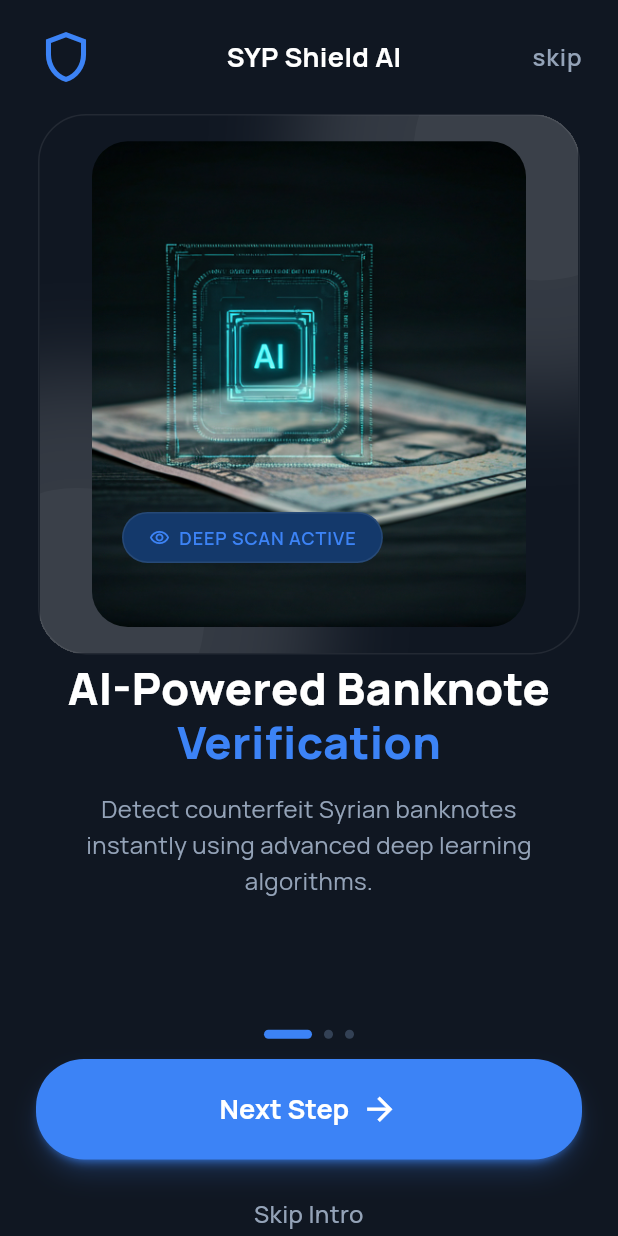
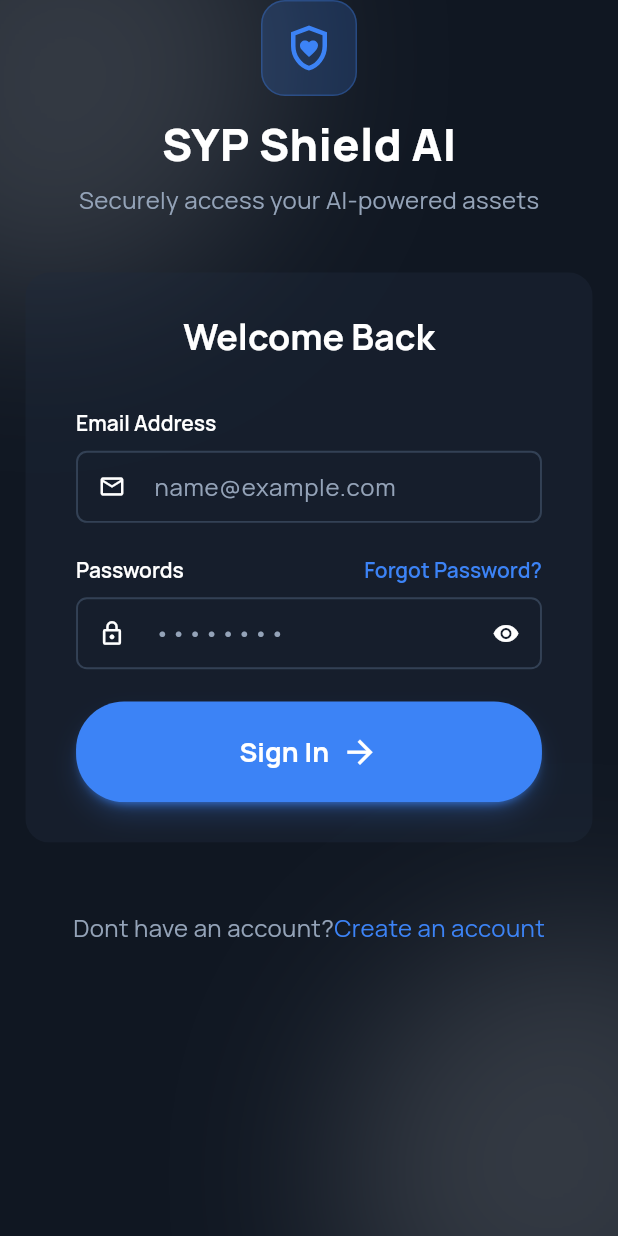
Before and after one commit to Ahmad230798/Syrian-currency, a Flutter app: the screen it shows after launch, on a phone screen of 412 x 824 dp. Run offline on Flutter 3.47's test engine with Material 3 defaults, Android fonts, the phone set to English and light mode, and no system bars; our stand-ins replace flutter_screenutil, flutter_svg; missing offline and left inert: dart:ffi.

Commit message:
first commit

```diff
--- a/lib/core/constants/app_colore.dart
+++ b/lib/core/constants/app_colore.dart
@@ -5,5 +5,7 @@ class AppColore {
   static const Color blue = Color(0xff3C83F6);
   static const Color shadowColor = Color(0x403C83F6);
   static const Color grayText = Color(0xff94A3B8);
+  static const Color blureColor = Color(0xff1E293B);
+
   static const backGroundColor = Color(0xff101722);
 }
--- a/lib/core/constants/app_text_style.dart
+++ b/lib/core/constants/app_text_style.dart
@@ -24,6 +24,14 @@ class AppTextStyle {
     height: 16 / 12,
     letterSpacing: 0.6,
   );
+  static const font24bold = TextStyle(
+    fontFamily: 'Manrope',
+    fontSize: 24,
+    fontWeight: FontWeight.w700,
+    color: Colors.white,
+    height: 32 / 24,
+    letterSpacing: 0,
+  );
   static const font30extraBold = TextStyle(
     fontFamily: 'Manrope',
     fontSize: 30,
--- /dev/null
+++ b/lib/core/routing/app_route.dart
@@ -0,0 +1,21 @@
+import 'package:flutter/material.dart';
+import 'package:syrian_currency/core/routing/routes.dart';
+import 'package:syrian_currency/feature/auth/pages/login_screen.dart';
+import 'package:syrian_currency/feature/onbording/page_cntroller.dart';
+
+class AppRoute {
+  Route generateRoute(RouteSettings settings) {
+    switch (settings.name) {
+      case Routes.pageCntroller:
+        return MaterialPageRoute(builder: (_) => PageCntroller());
+      case Routes.logIn:
+        return MaterialPageRoute(builder: (_) => LoginScreen());
+      default:
+        return MaterialPageRoute(
+          builder: (_) => Scaffold(
+            body: Center(child: Text('No route defined for ${settings.name}')),
+          ),
+        );
+    }
+  }
+}
--- /dev/null
+++ b/lib/core/routing/routes.dart
@@ -0,0 +1,4 @@
+class Routes {
+  static const String pageCntroller = '/pageCntroller';
+  static const String logIn = '/logIn';
+}
--- /dev/null
+++ b/lib/core/widgets/app_text_form_field.dart
@@ -0,0 +1,86 @@
+import 'package:flutter/material.dart';
+import 'package:flutter_screenutil/flutter_screenutil.dart';
+import 'package:syrian_currency/core/constants/app_colore.dart';
+import 'package:syrian_currency/core/constants/app_text_style.dart';
+
+class AppTextFormField extends StatelessWidget {
+  final Color? fillColor;
+  final Color? focusColor;
+  final EdgeInsetsGeometry? contentPadding;
+  final InputBorder? focusedBorder;
+  final InputBorder? enabledBorder;
+  final TextStyle? hintStyle;
+  final String hinttText;
+  final bool? isObscureText;
+  final Widget? suffixIcone;
+  final Widget? prefixIcone;
+  final ValueChanged<String>? onChanged;
+  final TextEditingController? controller;
+  final String? Function(String?)? validator;
+  final int? linesCount;
+  final bool? isFilled;
+  const AppTextFormField({
+    super.key,
+    required this.hinttText,
+    this.isObscureText,
+    this.suffixIcone,
+    this.onChanged,
+    this.contentPadding,
+    this.focusedBorder,
+    this.enabledBorder,
+    this.hintStyle,
+    this.controller,
+    this.validator,
+    this.linesCount,
+    this.fillColor,
+    this.focusColor,
+    this.isFilled,
+    this.prefixIcone,
+  });
+
+  @override
+  Widget build(BuildContext context) {
+    return TextFormField(
+      maxLines: (isObscureText ?? false) ? 1 : (linesCount ?? 1),
+      onChanged: onChanged,
+      validator: validator,
+      controller: controller,
+      decoration: InputDecoration(
+        filled: isFilled,
+        fillColor: fillColor,
+
+        isDense: true,
+        contentPadding:
+            contentPadding ??
+            EdgeInsets.symmetric(horizontal: 20.w, vertical: 10.h),
+        focusedBorder:
+            focusedBorder ??
+            OutlineInputBorder(
+              borderSide: const BorderSide(
+                color: AppColore.grayText,
+                width: 1.3,
+              ),
+              borderRadius: BorderRadius.circular(8.r),
+            ),
+        enabledBorder:
+            enabledBorder ??
+            OutlineInputBorder(
+              borderSide: const BorderSide(color: AppColore.gray, width: 1.3),
+              borderRadius: BorderRadius.circular(8.r),
+            ),
+        errorBorder: OutlineInputBorder(
+          borderSide: const BorderSide(color: Colors.red, width: 1.3),
+          borderRadius: BorderRadius.circular(8.r),
+        ),
+        hintStyle:
+            hintStyle ??
+            AppTextStyle.font16medium.copyWith(fontWeight: FontWeight.w400),
+        hintText: hinttText,
+        suffixIcon: suffixIcone,
+        prefixIcon: prefixIcone,
+      ),
+      obscureText: isObscureText ?? false,
+      style: AppTextStyle.font16medium.copyWith(fontWeight: FontWeight.w400),
+    );
+  }
+}
--- /dev/null
+++ b/lib/feature/auth/pages/login_screen.dart
@@ -0,0 +1,111 @@
+import 'dart:ui';
+
+import 'package:flutter/material.dart';
+import 'package:flutter_screenutil/flutter_screenutil.dart';
+import 'package:flutter_svg/flutter_svg.dart';
+import 'package:syrian_currency/core/constants/app_colore.dart';
+import 'package:syrian_currency/core/constants/app_text_style.dart';
+import 'package:syrian_currency/feature/auth/widgets/login_form.dart';
+
+class LoginScreen extends StatelessWidget {
+  const LoginScreen({super.key});
+
+  @override
+  Widget build(BuildContext context) {
+    return Scaffold(
+      body: Stack(
+        children: [
+          Positioned(top: -60, left: -60, child: _glow()),
+          Positioned(bottom: -60, right: -60, child: _glow()),
+          SafeArea(
+            child: Padding(
+              padding: EdgeInsets.symmetric(horizontal: 16.w),
+              child: Column(
+                children: [
+                  SvgPicture.asset("assets/svgs/logo.svg"),
+                  SizedBox(height: 16.h),
+                  Text("SYP Shield AI", style: AppTextStyle.font30extraBold),
+                  SizedBox(height: 8.h),
+                  Text(
+                    "Securely access your AI-powered assets",
+                    style: AppTextStyle.font16medium.copyWith(
+                      fontWeight: FontWeight.w400,
+                    ),
+                  ),
+                  SizedBox(height: 40.h),
+                  ClipRRect(
+                    borderRadius: BorderRadiusGeometry.circular(18.r),
+                    child: BackdropFilter(
+                      filter: ImageFilter.blur(sigmaX: 12, sigmaY: 12),
+                      child: Container(
+                        width: 1.sw,
+
+                        color: AppColore.blureColor.withOpacity(0.4),
+                        child: Padding(
+                          padding: EdgeInsets.symmetric(
+                            horizontal: 32.w,
+                            vertical: 30.h,
+                          ),
+                          child: Column(
+                            crossAxisAlignment: CrossAxisAlignment.center,
+                            children: [
+                              Text(
+                                "Welcome Back",
+                                style: AppTextStyle.font24bold,
+                              ),
+                              SizedBox(height: 32),
+                              LogInForm(),
+                            ],
+                          ),
+                        ),
+                      ),
+                    ),
+                  ),
+                  SizedBox(height: 50.h),
+                  Row(
+                    mainAxisAlignment: MainAxisAlignment.center,
+                    children: [
+                      Text(
+                        "Dont have an account?",
+                        style: AppTextStyle.font16medium.copyWith(
+                          fontWeight: FontWeight.w400,
+                        ),
+                      ),
+                      InkWell(
+                        child: Text(
+                          "Create an account",
+                          style: AppTextStyle.font16medium.copyWith(
+                            fontWeight: FontWeight.w400,
+                            color: AppColore.blue,
+                          ),
+                        ),
+                      ),
+                    ],
+                  ),
+                ],
+              ),
+            ),
+          ),
+        ],
+      ),
+    );
+  }
+}
+
+Widget _glow() {
+  return Container(
+    width: 170,
+    height: 200,
+    decoration: BoxDecoration(
+      shape: BoxShape.circle,
+      color: Colors.white.withOpacity(0.00),
+      boxShadow: [
+        BoxShadow(
+          color: Colors.white.withOpacity(0.15),
+          blurRadius: 100,
+          spreadRadius: 80,
+        ),
+      ],
+    ),
+  );
+}
--- /dev/null
+++ b/lib/feature/auth/widgets/login_form.dart
@@ -0,0 +1,88 @@
+import 'dart:ffi';
+
+import 'package:flutter/material.dart';
+import 'package:flutter_screenutil/flutter_screenutil.dart';
+import 'package:syrian_currency/core/constants/app_colore.dart';
+import 'package:syrian_currency/core/constants/app_text_style.dart';
+import 'package:syrian_currency/core/widgets/app_bottom.dart';
+import 'package:syrian_currency/core/widgets/app_text_form_field.dart';
+
+class LogInForm extends StatefulWidget {
+  const LogInForm({super.key});
+
+  @override
+  State<LogInForm> createState() => _LogInFormState();
+}
+
+class _LogInFormState extends State<LogInForm> {
+  bool isObscureText = true;
+
+  @override
+  Widget build(BuildContext context) {
+    return Form(
+      child: Column(
+        crossAxisAlignment: CrossAxisAlignment.start,
+        children: [
+          Text(
+            "Email Address",
+            style: AppTextStyle.font12semibold.copyWith(
+              fontSize: 14,
+              color: Colors.white,
+              height: 20 / 14,
+              letterSpacing: 0,
+            ),
+          ),
+          SizedBox(height: 8),
+          AppTextFormField(
+            hinttText: "name@example.com",
+            prefixIcone: Icon(Icons.mail_outline, color: Colors.white),
+          ),
+          SizedBox(height: 24.h),
+          Row(
+            children: [
+              Text(
+                "Passwords",
+                style: AppTextStyle.font12semibold.copyWith(
+                  fontSize: 14,
+                  color: Colors.white,
+                  height: 20 / 14,
+                  letterSpacing: 0,
+                ),
+              ),
+              Spacer(),
+              Text(
+                "Forgot Password?",
+                style: AppTextStyle.font12semibold.copyWith(
+                  fontSize: 14,
+                  color: AppColore.blue,
+                  height: 20 / 14,
+                  letterSpacing: 0,
+                ),
+              ),
+            ],
+          ),
+          SizedBox(height: 8),
+          AppTextFormField(
+            hinttText: "••••••••",
+            isObscureText: isObscureText,
+            prefixIcone: Icon(Icons.lock_outline, color: Colors.white),
+            suffixIcone: InkWell(
+              onTap: () {
+                setState(() {
+                  isObscureText = !isObscureText;
+                });
+              },
+              child: Icon(
+                isObscureText ? Icons.visibility : Icons.visibility_off,
+                color: Colors.white,
+              ),
+            ),
+          ),
+          SizedBox(height: 24.h),
+          AppBottom(text: "Sign In"),
+
+        ],
+      ),
+    );
+  }
+}
--- a/lib/feature/onbording/page_cntroller.dart
+++ b/lib/feature/onbording/page_cntroller.dart
@@ -38,10 +38,9 @@ class _PageCntrollerState extends State<PageCntroller> {
   @override
   Widget build(BuildContext context) {
     return Scaffold(
-      backgroundColor: AppColore.backGroundColor,
       body: SafeArea(
         child: Padding(
-          padding: EdgeInsets.symmetric(horizontal: 24),
+          padding: EdgeInsets.symmetric(horizontal: 24.w),
           child: Column(
             mainAxisAlignment: MainAxisAlignment.start,
             children: [
@@ -61,12 +60,12 @@ class _PageCntrollerState extends State<PageCntroller> {
                 mainAxisAlignment: MainAxisAlignment.center,
                 children: List.generate(3, (index) {
                   return AnimatedContainer(
-                    margin: EdgeInsets.symmetric(horizontal: 4),
-                    height: 6,
+                    margin: EdgeInsets.symmetric(horizontal: 4.w),
+                    height: 6.h,
                     duration: Duration(microseconds: 300),
                     width: currentIndex == index ? 32 : 6,
                     decoration: BoxDecoration(
-                      borderRadius: BorderRadius.circular(10),
+                      borderRadius: BorderRadius.circular(10.r),
                       color: currentIndex == index
                           ? AppColore.blue
                           : AppColore.gray,
--- a/lib/main.dart
+++ b/lib/main.dart
@@ -1,6 +1,7 @@
 import 'package:flutter/material.dart';
+import 'package:syrian_currency/core/routing/app_route.dart';
 import 'package:syrian_currency/my_app.dart';
 
 void main() {
-  runApp(const MyApp());
+  runApp(MyApp(appRoute: AppRoute(),));
 }
--- a/lib/my_app.dart
+++ b/lib/my_app.dart
@@ -1,9 +1,12 @@
 import 'package:flutter/material.dart';
 import 'package:flutter_screenutil/flutter_screenutil.dart';
-import 'package:syrian_currency/feature/onbording/page_cntroller.dart';
+import 'package:syrian_currency/core/constants/app_colore.dart';
+import 'package:syrian_currency/core/routing/app_route.dart';
+import 'package:syrian_currency/core/routing/routes.dart';
 
 class MyApp extends StatelessWidget {
-  const MyApp({super.key});
+  final AppRoute appRoute;
+  const MyApp({super.key, required this.appRoute});
 
   // This widget is the root of your application.
   @override
@@ -13,12 +16,10 @@ class MyApp extends StatelessWidget {
       minTextAdapt: true,
       splitScreenMode: true,
       child: MaterialApp(
-        title: 'Flutter Demo',
         debugShowCheckedModeBanner: false,
-        theme: ThemeData(
-          colorScheme: ColorScheme.fromSeed(seedColor: Colors.deepPurple),
-        ),
-        home: PageCntroller(),
+        theme: ThemeData(scaffoldBackgroundColor: AppColore.backGroundColor),
+        initialRoute: Routes.logIn,
+        onGenerateRoute: appRoute.generateRoute,
       ),
     );
   }
--- a/pubspec.yaml
+++ b/pubspec.yaml
@@ -35,6 +35,7 @@ dependencies:
   # Use with the CupertinoIcons class for iOS style icons.
   cupertino_icons: ^1.0.8
   flutter_screenutil: ^5.9.3
+  flutter_svg: ^2.2.4
 
 dev_dependencies:
   flutter_test:
@@ -61,6 +62,7 @@ flutter:
   # To add assets to your application, add an assets section, like this:
   assets:
     - assets/images/
+    - assets/svgs/
   #   - images/a_dot_ham.jpeg
 
   # An image asset can refer to one or more resolution-specific "variants", see
```
Also changed, not shown: assets/svgs/logo.svg (added), lib/feature/auth/pages/signup_screen.dart (added), pubspec.lock, 1 other file.
